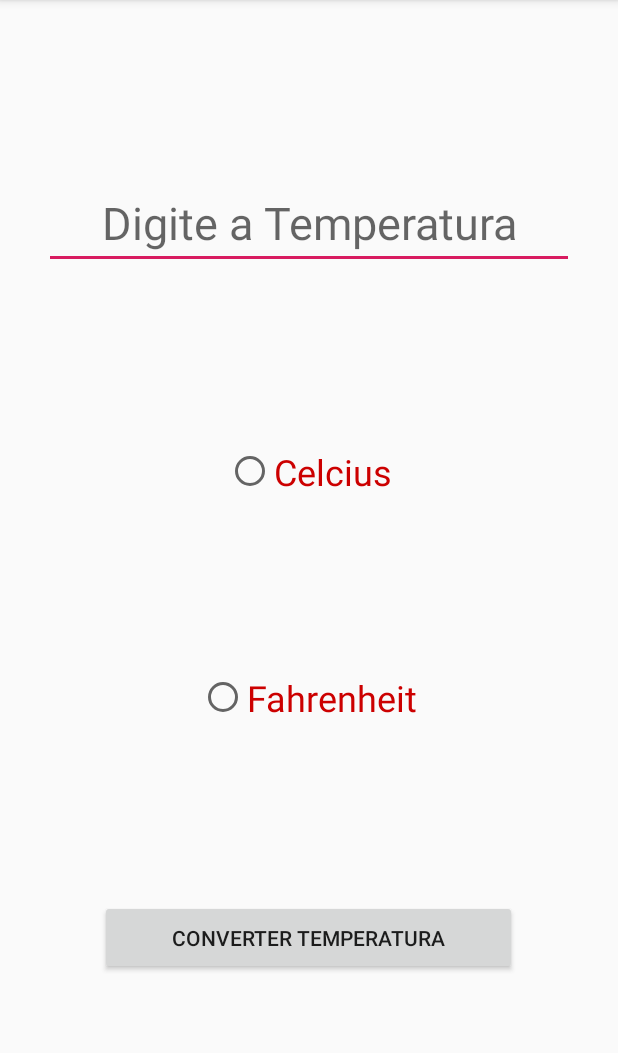
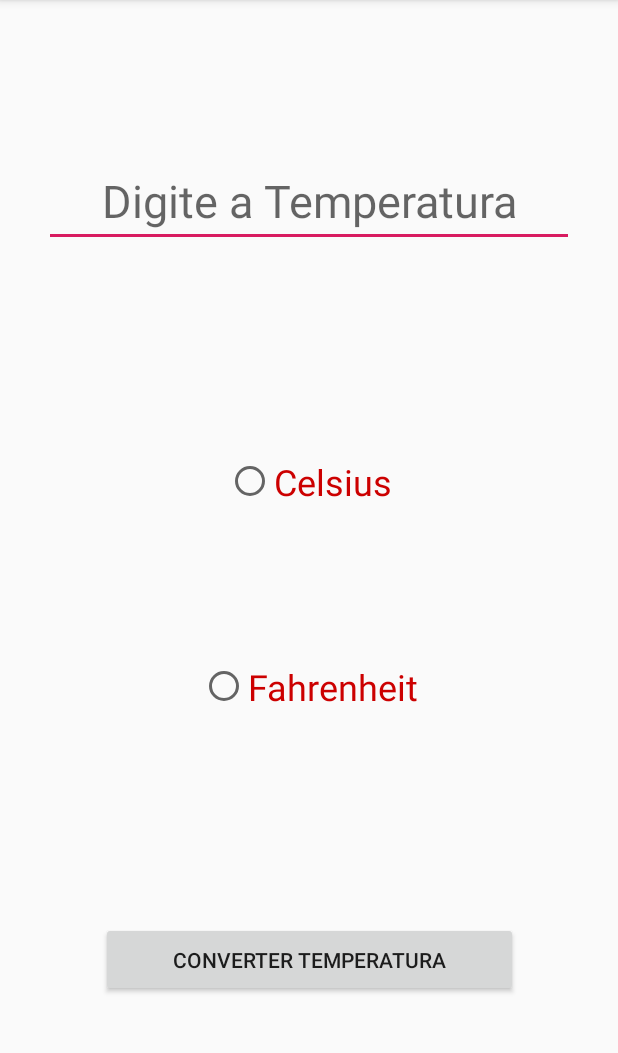
Before and after one commit to arielflima/conversorTemperaturaKT, an Android app: the screen it shows after launch (MainActivity), on a phone screen of 412 x 824 dp, the part 84-1137 px from its top. Run offline under Robolectric (Android 15) with nearby library versions, the phone set to English and light mode, and no system bars.

```diff
--- a/app/src/main/java/com/example/conversortemperaturakt/MainActivity.kt
+++ b/app/src/main/java/com/example/conversortemperaturakt/MainActivity.kt
@@ -2,11 +2,36 @@ package com.example.conversortemperaturakt
 
 import android.support.v7.app.AppCompatActivity
 import android.os.Bundle
+import android.view.View
+import kotlinx.android.synthetic.main.activity_main.*
 
 class MainActivity : AppCompatActivity() {
 
     override fun onCreate(savedInstanceState: Bundle?) {
         super.onCreate(savedInstanceState)
         setContentView(R.layout.activity_main)
+
+        buttonConverter.setOnClickListener{ converter(it) }
+    }
+
+    fun converter(view: View) {
+      var temp: Double = editTemperatura.text.toString().toDouble()
+
+        if(radioCelsius.isChecked){
+            temp = ( temp - 32 ) * 5/9
+        } else if (radioFahrenheit.isChecked){
+            temp = temp * 9/5 + 32
+        }
+        editTemperatura.setText(temp.toString())
+
+       /* var temperatura: Int = editTemperatura.text.toString().toInt()
+        var temp: Int
+        if (radioFahrenheit.isChecked) {
+            temp = (temperatura - 32) * 5/9
+            return editTemperatura.setText(temp)
+        } else if (radioCelsius.isChecked) {
+            temp = temperatura * 9 / 5 + 32
+            return editTemperatura.setText(temp)
+        }*/
     }
 }
--- a/app/src/main/res/layout/activity_main.xml
+++ b/app/src/main/res/layout/activity_main.xml
@@ -9,45 +9,57 @@
     <EditText
             android:layout_width="wrap_content"
             android:layout_height="wrap_content"
-            android:inputType="textPersonName"
             android:ems="10"
             android:id="@+id/editTemperatura"
-            android:hint="Digite a Temperatura" app:layout_constraintTop_toTopOf="parent"
-            app:layout_constraintBottom_toTopOf="@+id/radioCelcius" android:gravity="center"
+            android:hint="Digite a Temperatura"
+            android:gravity="center"
             android:layout_marginEnd="8dp" app:layout_constraintEnd_toEndOf="parent" android:layout_marginRight="8dp"
             android:layout_marginStart="8dp" app:layout_constraintStart_toStartOf="parent"
             android:layout_marginLeft="8dp" android:textSize="30sp"
-            android:textColor="@android:color/holo_orange_dark"/>
+            android:textColor="@android:color/holo_orange_dark" android:inputType="number"
+            app:layout_constraintHorizontal_bias="0.5" app:layout_constraintTop_toTopOf="parent"
+            app:layout_constraintBottom_toTopOf="@+id/radioGroup"/>
+    <Button
+            android:text="CONVERTER TEMPERATURA"
+            android:layout_width="278dp"
+            android:layout_height="50dp"
+            android:id="@+id/buttonConverter"
+            android:gravity="center" app:layout_constraintEnd_toEndOf="parent" android:layout_marginEnd="8dp"
+            android:layout_marginRight="8dp" app:layout_constraintStart_toStartOf="parent"
+            android:layout_marginLeft="8dp" android:layout_marginStart="8dp"
+            app:layout_constraintHorizontal_bias="0.5"
+            app:layout_constraintBottom_toBottomOf="parent" app:layout_constraintTop_toBottomOf="@+id/radioGroup"/>
+    <RadioGroup
+            android:layout_width="wrap_content"
+            android:layout_height="243dp"
+            app:layout_constraintStart_toStartOf="parent" app:layout_constraintEnd_toEndOf="parent"
+            app:layout_constraintHorizontal_bias="0.5"
+            android:gravity="center" android:id="@+id/radioGroup"
+            app:layout_constraintTop_toBottomOf="@+id/editTemperatura"
+            app:layout_constraintBottom_toTopOf="@+id/buttonConverter">
         <RadioButton
-            android:text="Celcius"
+                android:text="Celsius"
                 android:layout_width="wrap_content"
-            android:layout_height="wrap_content"
-            android:id="@+id/radioCelcius"
+                android:layout_height="135dp"
+                android:id="@+id/radioCelsius"
                 app:layout_constraintTop_toBottomOf="@+id/editTemperatura"
                 app:layout_constraintBottom_toTopOf="@+id/radioFahrenheit" android:gravity="center"
-            app:layout_constraintEnd_toEndOf="parent" android:layout_marginEnd="8dp" android:layout_marginRight="8dp"
+                app:layout_constraintEnd_toEndOf="parent" android:layout_marginEnd="8dp"
+                android:layout_marginRight="8dp"
                 app:layout_constraintStart_toStartOf="parent" android:layout_marginLeft="8dp"
                 android:layout_marginStart="8dp"
                 android:textColor="@android:color/holo_red_dark" android:textSize="24sp"/>
         <RadioButton
                 android:text="Fahrenheit"
                 android:layout_width="wrap_content"
-            android:layout_height="wrap_content"
+                android:layout_height="138dp"
                 android:id="@+id/radioFahrenheit"
-            app:layout_constraintTop_toBottomOf="@+id/radioCelcius"
+                app:layout_constraintTop_toBottomOf="@+id/radioCelsius"
                 app:layout_constraintBottom_toTopOf="@+id/buttonConverter" android:gravity="center"
-            app:layout_constraintEnd_toEndOf="parent" android:layout_marginEnd="8dp" android:layout_marginRight="8dp"
+                app:layout_constraintEnd_toEndOf="parent" android:layout_marginEnd="8dp"
+                android:layout_marginRight="8dp"
                 app:layout_constraintStart_toStartOf="parent" android:layout_marginLeft="8dp"
                 android:layout_marginStart="8dp" android:textColor="@android:color/holo_red_dark"
                 app:layout_constraintHorizontal_bias="0.498" android:textSize="24sp"/>
-    <Button
-            android:text="CONVERTER TEMPERATURA"
-            android:layout_width="278dp"
-            android:layout_height="50dp"
-            android:id="@+id/buttonConverter"
-            app:layout_constraintBottom_toBottomOf="parent" app:layout_constraintTop_toBottomOf="@+id/radioFahrenheit"
-            android:gravity="center" app:layout_constraintEnd_toEndOf="parent" android:layout_marginEnd="8dp"
-            android:layout_marginRight="8dp" app:layout_constraintStart_toStartOf="parent"
-            android:layout_marginLeft="8dp" android:layout_marginStart="8dp"
-            app:layout_constraintHorizontal_bias="0.495"/>
+    </RadioGroup>
 </android.support.constraint.ConstraintLayout>
```
Lines whose indentation alone changed are shown as unchanged.
